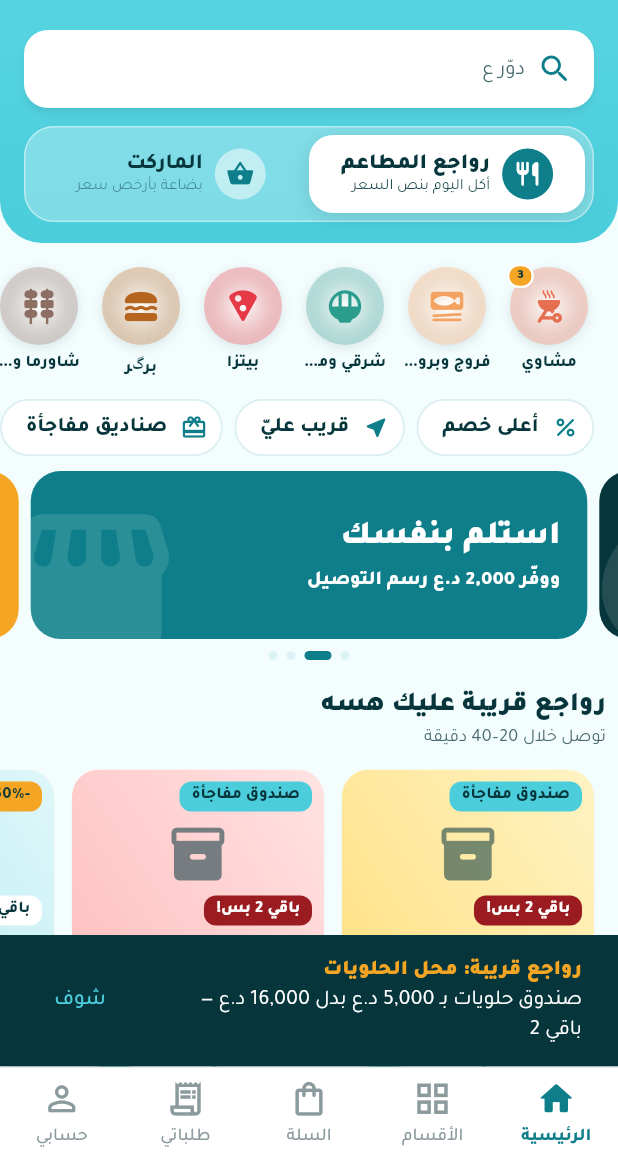
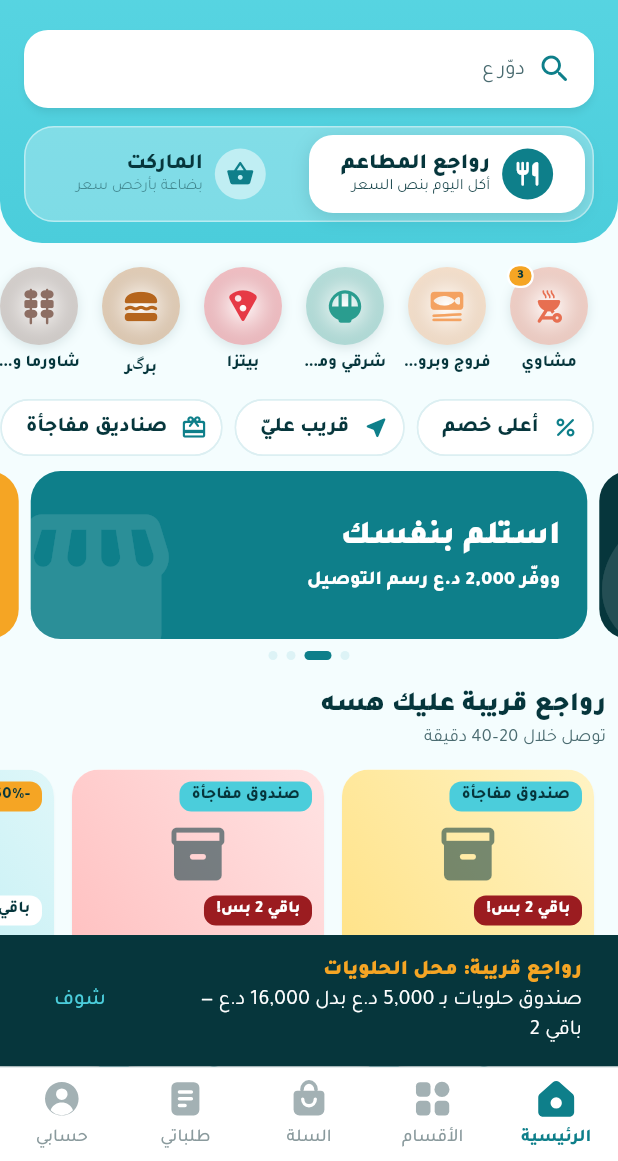
Before and after one commit to depoooooo/depo-app, a Flutter app: the screen it shows after launch, on a phone screen of 412 x 824 dp, the part 75-1236 px from its top. Run offline on Flutter 3.47's test engine with Material 3 defaults, Android fonts, the phone set to English and light mode, and no system bars; our stand-ins replace cloud_firestore, firebase_auth, firebase_core, flutter_local_notifications, flutter_map, geolocator and 3 more; accounts and stored records are empty; network calls fail.

Commit message:
أيقونات الشريط السفلي مرسومة خصيصاً: ممتلئة ومدوّرة بأسلوب حديث
Co-Authored-By: Claude Opus 5.5 <noreply@anthropic.com>
Claude-Session: https://claude.ai/code/session_01A4MVxUFzJ6qDfjC18rWVaP

```diff
--- a/lib/screens/shell.dart
+++ b/lib/screens/shell.dart
@@ -2,6 +2,7 @@ import 'package:flutter/material.dart';
 import '../data/app_state.dart';
 import '../data/models.dart';
 import '../theme.dart';
+import '../widgets/nav_icons.dart';
 import 'account.dart';
 import 'cart_screen.dart';
 import 'categories_screen.dart';
@@ -45,11 +46,11 @@ class _ShellState extends State<Shell> {
           index: index,
           onTap: setIndex,
           items: [
-            const _NavItem(Icons.home_outlined, Icons.home_rounded, 'الرئيسية'),
-            const _NavItem(Icons.grid_view_outlined, Icons.grid_view_rounded, 'الأقسام'),
-            _NavItem(Icons.shopping_bag_outlined, Icons.shopping_bag_rounded, 'السلة', badge: cart.count),
-            _NavItem(Icons.receipt_long_outlined, Icons.receipt_long_rounded, 'طلباتي', dot: app.myOrders.any((o) => o.isOpen)),
-            const _NavItem(Icons.person_outline_rounded, Icons.person_rounded, 'حسابي'),
+            const _NavItem(NavGlyph.home, 'الرئيسية'),
+            const _NavItem(NavGlyph.categories, 'الأقسام'),
+            _NavItem(NavGlyph.cart, 'السلة', badge: cart.count),
+            _NavItem(NavGlyph.orders, 'طلباتي', dot: app.myOrders.any((o) => o.isOpen)),
+            const _NavItem(NavGlyph.profile, 'حسابي'),
           ],
         ),
       ),
@@ -59,11 +60,11 @@ class _ShellState extends State<Shell> {
 
 
 class _NavItem {
-  final IconData icon, active;
+  final NavGlyph glyph;
   final String label;
   final int badge;
   final bool dot;
-  const _NavItem(this.icon, this.active, this.label, {this.badge = 0, this.dot = false});
+  const _NavItem(this.glyph, this.label, {this.badge = 0, this.dot = false});
 }
 
 /// الشريط السفلي (نظيف مثل التطبيقات العالمية): خلفية بيضاء، خط رفيع فوق،
@@ -102,15 +103,11 @@ class _BottomBar extends StatelessWidget {
                         smallSize: 8,
                         backgroundColor: DepoColors.accent,
                         label: items[i].badge > 0 ? Text('${items[i].badge}', style: const TextStyle(fontSize: 10, fontWeight: FontWeight.w800)) : null,
-                        child: AnimatedSwitcher(
+                        child: AnimatedScale(
+                          scale: i == index ? 1.08 : 1.0,
                           duration: const Duration(milliseconds: 180),
-                          transitionBuilder: (c, a) => ScaleTransition(scale: Tween(begin: 0.8, end: 1.0).animate(a), child: c),
-                          child: Icon(
-                            i == index ? items[i].active : items[i].icon,
-                            key: ValueKey(i == index),
-                            size: 27,
-                            color: i == index ? DepoColors.dark : const Color(0xFF8A9A9D),
-                          ),
+                          curve: Curves.easeOutBack,
+                          child: NavIcon(items[i].glyph, size: 28, color: i == index ? DepoColors.dark : const Color(0xFFA3B1B4)),
                         ),
                       ),
                       const SizedBox(height: 4),
```
Also changed, not shown: lib/widgets/nav_icons.dart (added, +105 -0 lines).
